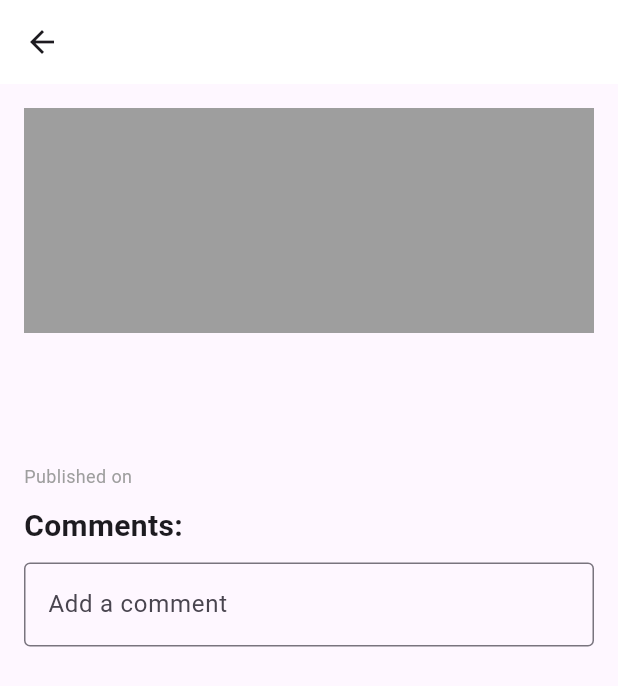
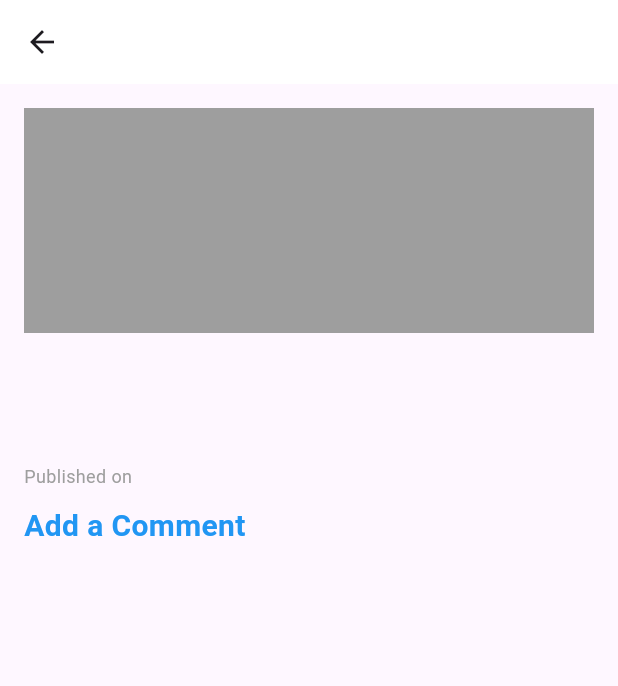
Before and after one commit to MohamedIjlal27/Flutter_CW1-B_News_App, a Flutter app: the NewsDetailScreen screen opened directly with empty values, on a phone screen of 412 x 824 dp. Shown: the top 686 px of the screen. Run offline on Flutter 3.47's test engine with Material 3 defaults, Android fonts, the phone set to English and light mode, and no system bars; our stand-ins replace cloud_firestore, firebase_auth, firebase_core, shared_preferences; accounts and stored records are empty.

Commit message:
Comments Added

```diff
--- /dev/null
+++ b/lib/models/comment_model.dart
@@ -0,0 +1,24 @@
+import 'package:cloud_firestore/cloud_firestore.dart';
+
+class Comment {
+  final String userId;
+  final String username;
+  final String text;
+  final DateTime timestamp;
+
+  Comment({
+    required this.userId,
+    required this.username,
+    required this.text,
+    required this.timestamp,
+  });
+
+  factory Comment.fromMap(Map<String, dynamic> data) {
+    return Comment(
+      userId: data['userId'],
+      username: data['username'],
+      text: data['text'],
+      timestamp: (data['timestamp'] as Timestamp).toDate(),
+    );
+  }
+}
--- /dev/null
+++ b/lib/providers/user_provider.dart
@@ -0,0 +1,21 @@
+import 'package:flutter/material.dart';
+
+class UserProvider with ChangeNotifier {
+  String? _uid;
+  String? _username;
+
+  String? get uid => _uid;
+  String? get username => _username;
+
+  void setUser(String? uid, String? username) {
+    _uid = uid;
+    _username = username;
+    notifyListeners();
+  }
+
+  void clearUser() {
+    _uid = null;
+    _username = null;
+    notifyListeners();
+  }
+}
--- a/lib/screens/news_details_screen.dart
+++ b/lib/screens/news_details_screen.dart
@@ -1,16 +1,68 @@
 import 'package:flutter/material.dart';
 import '../models/news_model.dart';
+import '../models/comment_model.dart'; // Import the Comment model
+import '../service/comment_service.dart';
+import 'package:provider/provider.dart';
+import '../providers/user_provider.dart';
 
-class NewsDetailScreen extends StatelessWidget {
+class NewsDetailScreen extends StatefulWidget {
   final News news;
 
   const NewsDetailScreen({Key? key, required this.news}) : super(key: key);
 
   @override
+  _NewsDetailScreenState createState() => _NewsDetailScreenState();
+}
+
+class _NewsDetailScreenState extends State<NewsDetailScreen> {
+  bool _isCommenting = false;
+  final TextEditingController _commentController = TextEditingController();
+  final CommentService _commentService = CommentService();
+  List<Comment> _comments = [];
+
+  @override
+  void initState() {
+    super.initState();
+    _fetchComments();
+  }
+
+  Future<void> _fetchComments() async {
+    try {
+      List<Comment> comments =
+          await _commentService.getComments(widget.news.id);
+      print('Fetched comments: ${comments.length}');
+      setState(() {
+        _comments = comments;
+      });
+    } catch (e) {
+      print('Error fetching comments: $e');
+    }
+  }
+
+  void _toggleCommentField() {
+    setState(() {
+      _isCommenting = !_isCommenting;
+    });
+  }
+
+  void _addComment(String text) async {
+    if (text.isNotEmpty) {
+      final userProvider = Provider.of<UserProvider>(context, listen: false);
+      String userId = userProvider.uid ?? '';
+      String username = userProvider.username ?? '';
+
+      await _commentService.addComment(widget.news.id, text, userId, username);
+      _commentController.clear();
+      _toggleCommentField();
+      _fetchComments(); // Refresh comments after adding a new one
+    }
+  }
+
+  @override
   Widget build(BuildContext context) {
     return Scaffold(
       appBar: AppBar(
-        title: Text(news.title),
+        title: Text(widget.news.title),
         backgroundColor: Colors.white,
         elevation: 0,
       ),
@@ -19,38 +71,79 @@ class NewsDetailScreen extends StatelessWidget {
         child: Column(
           crossAxisAlignment: CrossAxisAlignment.start,
           children: [
-            news.urlToImage.isNotEmpty
-                ? Image.network(news.urlToImage, fit: BoxFit.cover)
+            widget.news.urlToImage.isNotEmpty
+                ? Image.network(widget.news.urlToImage, fit: BoxFit.cover)
                 : Container(height: 150, color: Colors.grey),
             const SizedBox(height: 10),
             Text(
-              news.title,
+              widget.news.title,
               style: TextStyle(fontSize: 24, fontWeight: FontWeight.bold),
             ),
             const SizedBox(height: 10),
             Text(
-              news.description,
+              widget.news.description,
               style: TextStyle(fontSize: 16),
             ),
             const SizedBox(height: 10),
             Text(
-              'Published on ${news.publishedAt}',
+              'Published on ${widget.news.publishedAt}',
               style: TextStyle(fontSize: 12, color: Colors.grey),
             ),
             const SizedBox(height: 10),
-            const Text(
-              'Comments:',
-              style: TextStyle(fontSize: 20, fontWeight: FontWeight.bold),
+            GestureDetector(
+              onTap: _toggleCommentField,
+              child: Text(
+                _isCommenting ? 'Cancel' : 'Add a Comment',
+                style: const TextStyle(
+                    fontSize: 20,
+                    fontWeight: FontWeight.bold,
+                    color: Colors.blue),
+              ),
             ),
             const SizedBox(height: 10),
-            TextField(
-              decoration: const InputDecoration(
-                labelText: 'Add a comment',
-                border: OutlineInputBorder(),
+            if (_isCommenting)
+              Row(
+                children: [
+                  Expanded(
+                    child: TextField(
+                      controller: _commentController,
+                      decoration: const InputDecoration(
+                        labelText: 'Add a comment',
+                        border: OutlineInputBorder(),
+                      ),
+                      onSubmitted: _addComment,
+                    ),
+                  ),
+                  IconButton(
+                    icon: const Icon(Icons.add_comment),
+                    onPressed: () {
+                      _addComment(_commentController.text);
+                    },
+                  ),
+                ],
               ),
-              onSubmitted: (text) {
-                // Handle add comment
-              },
+            const SizedBox(height: 20),
+            // Display comments
+            Expanded(
+              child: ListView.builder(
+                itemCount: _comments.length,
+                itemBuilder: (context, index) {
+                  final comment = _comments[index];
+                  return ListTile(
+                    leading: CircleAvatar(
+                      child: Text(comment.username.isNotEmpty
+                          ? comment.username[0].toUpperCase()
+                          : '?'),
+                    ),
+                    title: Text(comment.username),
+                    subtitle: Text(comment.text),
+                    trailing: Text(
+                      '${comment.timestamp.hour}:${comment.timestamp.minute}',
+                      style: TextStyle(fontSize: 12, color: Colors.grey),
+                    ),
+                  );
+                },
+              ),
             ),
           ],
         ),
```
Also changed, not shown: lib/service/comment_service.dart (added, +29 -0 lines).
